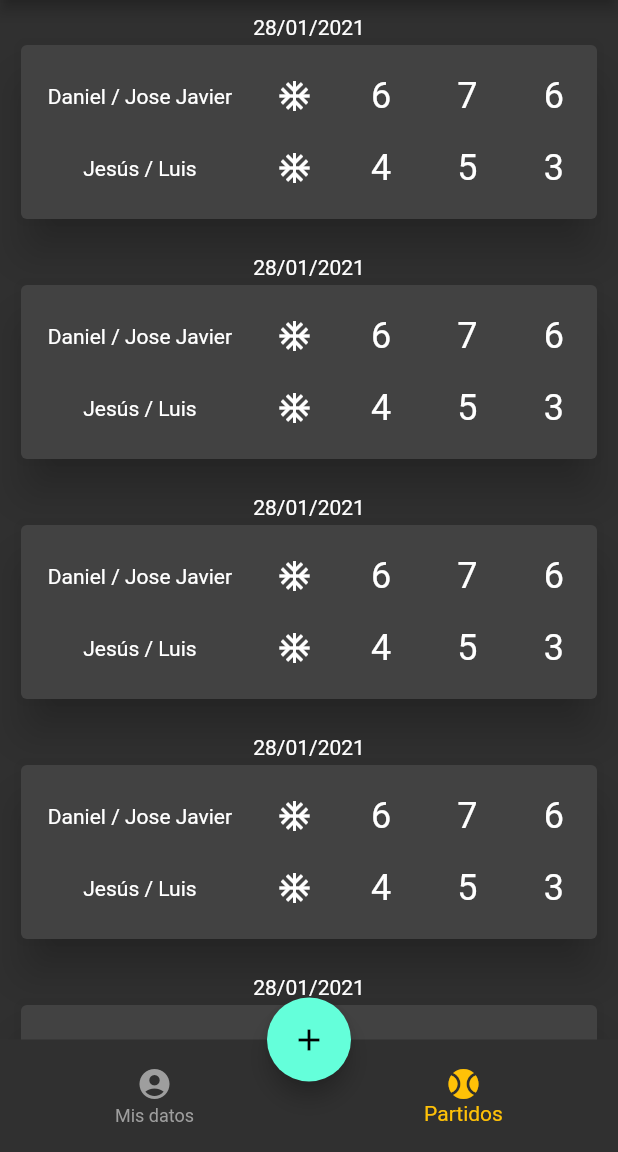
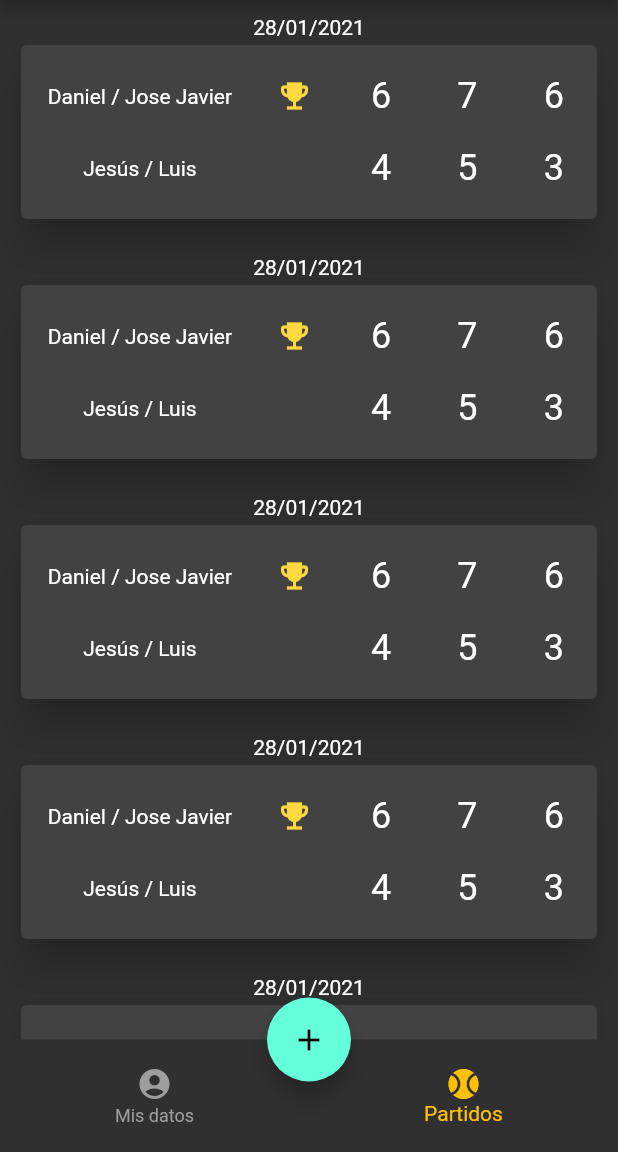
Before and after one commit to carmona44/padel_diary_old, a Flutter app: the screen it shows after launch, on a phone screen of 412 x 824 dp, the part 84-1236 px from its top. Run offline on Flutter 3.47's test engine with Material 2 defaults, Android fonts, the phone set to English and light mode, and no system bars; our stand-ins replace modal_bottom_sheet, sqflite; missing offline and left inert: flutter_duration_picker; accounts and stored records are empty.

Commit message:
Changed winning team icon

```diff
--- a/lib/pages/matches_page.dart
+++ b/lib/pages/matches_page.dart
@@ -32,7 +32,8 @@ class MatchesPage extends StatelessWidget {
                         child: Text('Daniel / Jose Javier',
                             textAlign: TextAlign.center),
                       ),
-                      Icon(Icons.ac_unit), //SizedBox()
+                      Icon(Icons.emoji_events,
+                          color: Colors.amberAccent), //SizedBox()
                       Text('6',
                           style: _setResultStyle, textAlign: TextAlign.center),
                       Text('7',
@@ -55,7 +56,7 @@ class MatchesPage extends StatelessWidget {
                         child:
                             Text('Jesús / Luis', textAlign: TextAlign.center),
                       ),
-                      Icon(Icons.ac_unit), //SizedBox()
+                      /*Icon(Icons.emoji_events),*/ SizedBox(),
                       Text('4',
                           style: _setResultStyle, textAlign: TextAlign.center),
                       Text('5',
```
